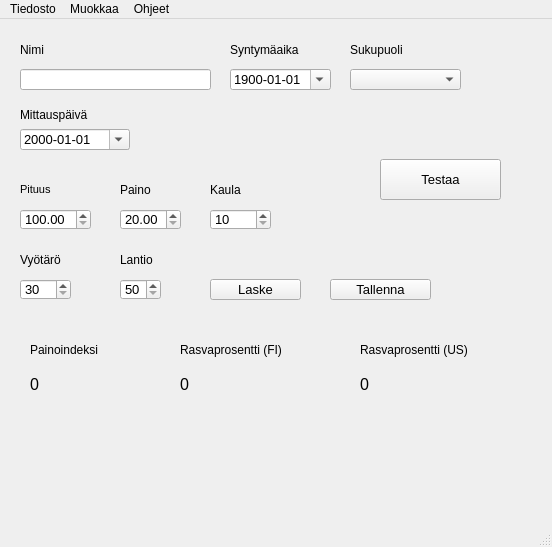
This is main.ui in MariaRantanen/FitnessGUI as Qt 5 draws it before an edit. The edited form follows.
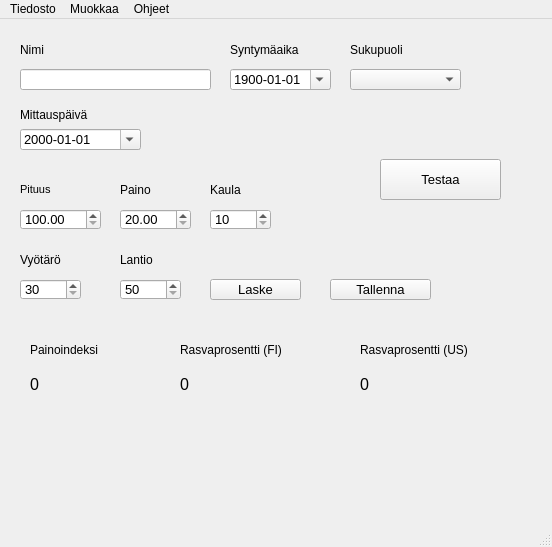
This is the edited form.

Patch:
```diff
--- a/main.ui
+++ b/main.ui
@@ -50,7 +50,7 @@
      <rect>
       <x>20</x>
       <y>110</y>
-      <width>110</width>
+      <width>121</width>
       <height>21</height>
      </rect>
     </property>
@@ -87,7 +87,7 @@
      <rect>
       <x>20</x>
       <y>190</y>
-      <width>71</width>
+      <width>81</width>
       <height>21</height>
      </rect>
     </property>
@@ -129,7 +129,7 @@
      <rect>
       <x>120</x>
       <y>190</y>
-      <width>61</width>
+      <width>71</width>
       <height>21</height>
      </rect>
     </property>
@@ -181,7 +181,7 @@
      <rect>
       <x>20</x>
       <y>260</y>
-      <width>51</width>
+      <width>61</width>
       <height>21</height>
      </rect>
     </property>
@@ -202,7 +202,7 @@
      <rect>
       <x>120</x>
       <y>260</y>
-      <width>41</width>
+      <width>61</width>
       <height>21</height>
      </rect>
     </property>
```
